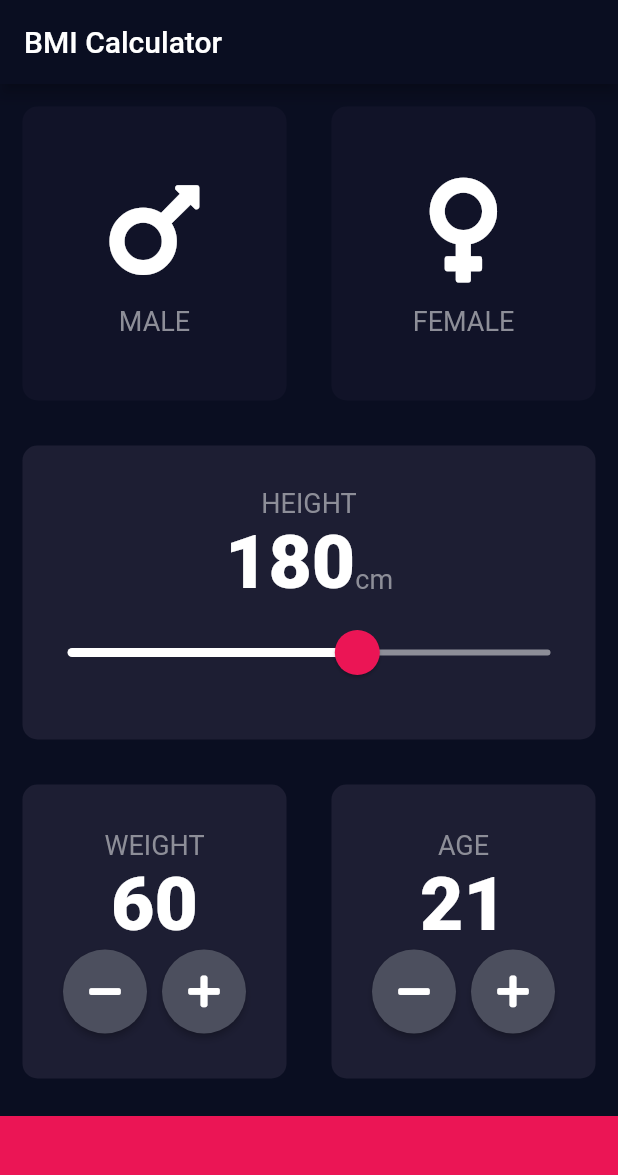
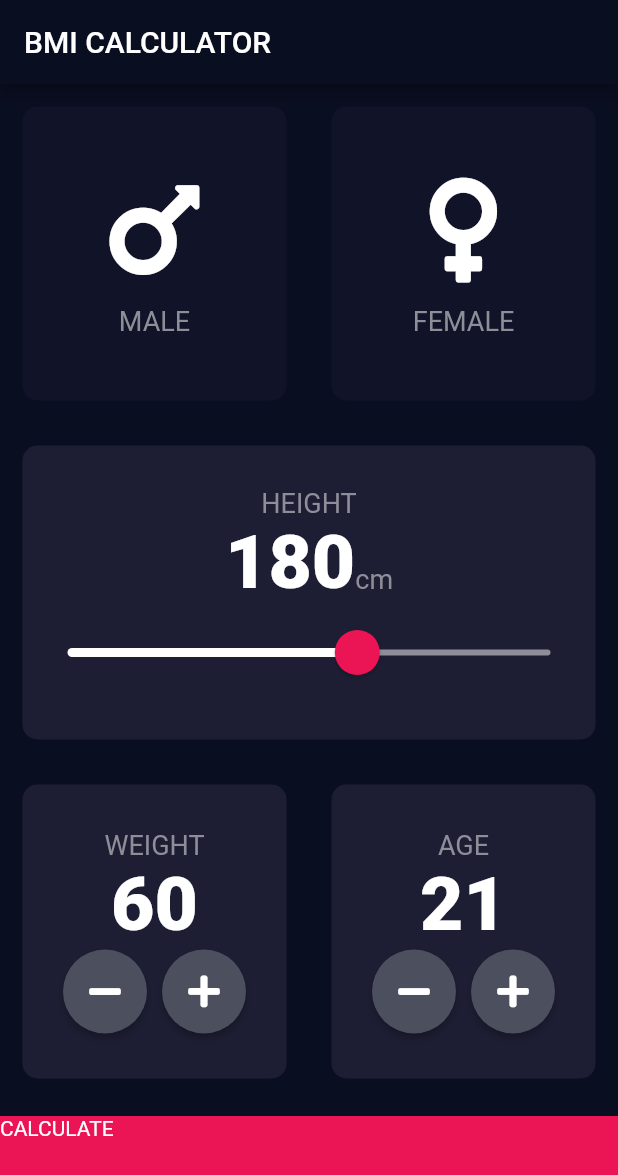
Before and after one commit to v3nk3y/bmi_cal, a Flutter app: the screen it shows after launch, on a phone screen of 412 x 824 dp. Shown: the top 1175 px of the screen. Run offline on Flutter 3.47's test engine with Material 2 defaults, Android fonts, the phone set to English and light mode, and no system bars; our stand-ins replace font_awesome_flutter.

```diff
--- a/lib/constants.dart
+++ b/lib/constants.dart
@@ -14,6 +14,8 @@ const kHeightCardText = 'HEIGHT';
 const kWeightCardText = 'WEIGHT';
 const kAgeCardText = 'AGE';
 const kHeightCardUnitText = 'cm';
+const kCalculateContainerText = 'CALCULATE';
+const kAppBarTitleText = 'BMI CALCULATOR';
 const kNumberTextStyle = TextStyle(
   fontSize: 50.0,
   fontWeight: FontWeight.w900,
--- a/lib/home_page.dart
+++ b/lib/home_page.dart
@@ -25,7 +25,7 @@ class _HomePageState extends State<HomePage> {
   Widget build(BuildContext context) {
     return Scaffold(
       appBar: AppBar(
-        title: Text('BMI Calculator'),
+        title: Text(kAppBarTitleText),
       ),
       body: Column(
         crossAxisAlignment: CrossAxisAlignment.stretch,
@@ -209,11 +209,19 @@ class _HomePageState extends State<HomePage> {
               ],
             ),
           ),
-          Container(
-            color: kHomeBottomContainerColor,
-            margin: EdgeInsets.only(top: 10.0),
-            width: double.infinity,
-            height: kHomeBottomContainerHeight,
+          GestureDetector(
+            onTap: () {
+              Navigator.pushNamed(context, '/results');
+            },
+            child: Container(
+              child: Text(
+                kCalculateContainerText,
+              ),
+              color: kHomeBottomContainerColor,
+              margin: EdgeInsets.only(top: 10.0),
+              width: double.infinity,
+              height: kHomeBottomContainerHeight,
+            ),
           )
         ],
       ),
--- a/lib/main.dart
+++ b/lib/main.dart
@@ -1,5 +1,7 @@
+import 'package:bmi_cal/results_page.dart';
 import 'package:flutter/material.dart';
 import 'home_page.dart';
+import 'results_page.dart';
 
 void main() {
   runApp(BMICalculator());
@@ -14,7 +16,11 @@ class BMICalculator extends StatelessWidget {
         primaryColor: Color(0xFF0A0E21),
         scaffoldBackgroundColor: Color(0xFF0A0E21),
       ),
-      home: HomePage(),
+      initialRoute: '/',
+      routes: {
+        '/': (context) => HomePage(),
+        '/results': (context) => ResultsPage()
+      },
     );
   }
 }
```
Also changed, not shown: lib/results_page.dart (added, +14 -0 lines).
